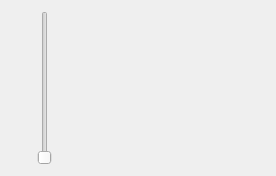
Qt form Qt/my_programm/_For_tests/src/mainbox/ui/mainbox.ui (RinatB2017/mega_GIT) before a commit.
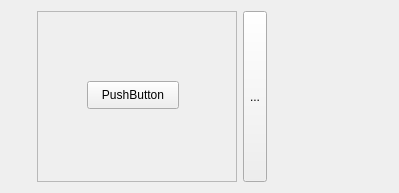
The same form after that commit. Custom widgets are drawn as their Qt base class.

The edit to the form file:
```diff
--- a/Qt/my_programm/_For_tests/src/mainbox/ui/mainbox.ui
+++ b/Qt/my_programm/_For_tests/src/mainbox/ui/mainbox.ui
@@ -6,8 +6,8 @@
    <rect>
     <x>0</x>
     <y>0</y>
-    <width>276</width>
-    <height>176</height>
+    <width>399</width>
+    <height>193</height>
    </rect>
   </property>
   <layout class="QHBoxLayout" name="horizontalLayout_2">
@@ -32,9 +32,50 @@
     </layout>
    </item>
    <item>
-    <widget class="QSlider" name="verticalSlider">
-     <property name="orientation">
-      <enum>Qt::Vertical</enum>
+    <widget class="QFrame" name="test_frame">
+     <property name="sizePolicy">
+      <sizepolicy hsizetype="Fixed" vsizetype="Preferred">
+       <horstretch>0</horstretch>
+       <verstretch>0</verstretch>
+      </sizepolicy>
+     </property>
+     <property name="minimumSize">
+      <size>
+       <width>200</width>
+       <height>0</height>
+      </size>
+     </property>
+     <property name="frameShape">
+      <enum>QFrame::StyledPanel</enum>
+     </property>
+     <property name="frameShadow">
+      <enum>QFrame::Raised</enum>
+     </property>
+     <widget class="QPushButton" name="pushButton">
+      <property name="geometry">
+       <rect>
+        <x>50</x>
+        <y>70</y>
+        <width>92</width>
+        <height>28</height>
+       </rect>
+      </property>
+      <property name="text">
+       <string>PushButton</string>
+      </property>
+     </widget>
+    </widget>
+   </item>
+   <item>
+    <widget class="QToolButton" name="btn_test">
+     <property name="sizePolicy">
+      <sizepolicy hsizetype="Fixed" vsizetype="Expanding">
+       <horstretch>0</horstretch>
+       <verstretch>0</verstretch>
+      </sizepolicy>
+     </property>
+     <property name="text">
+      <string>...</string>
      </property>
     </widget>
    </item>
```
